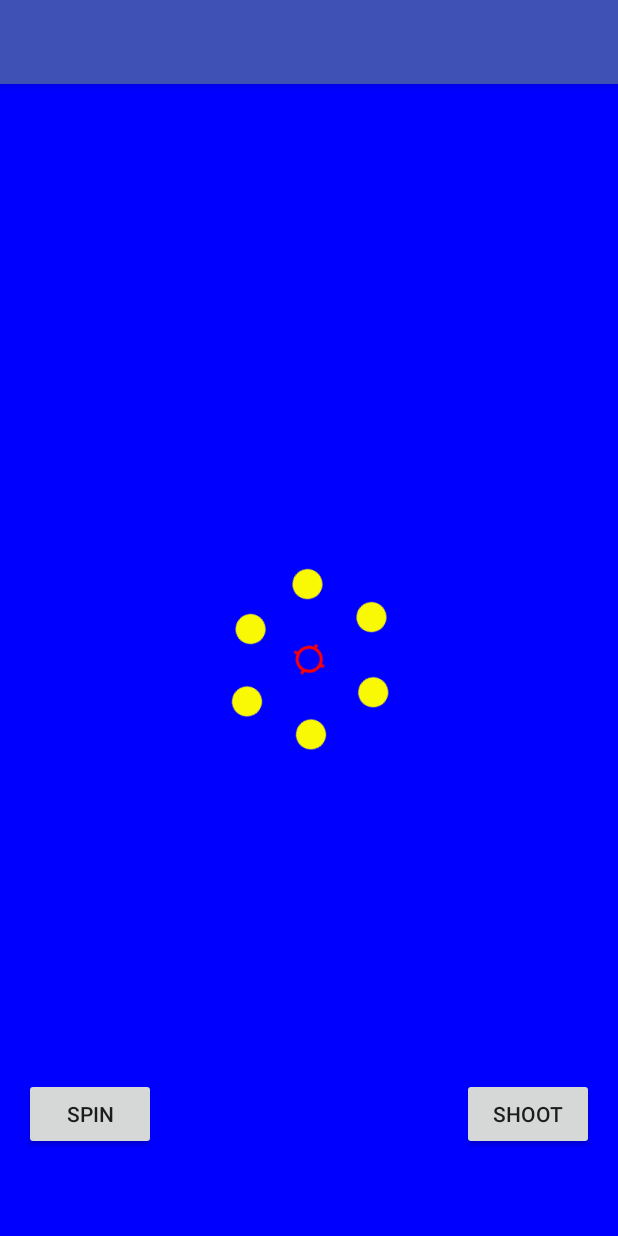
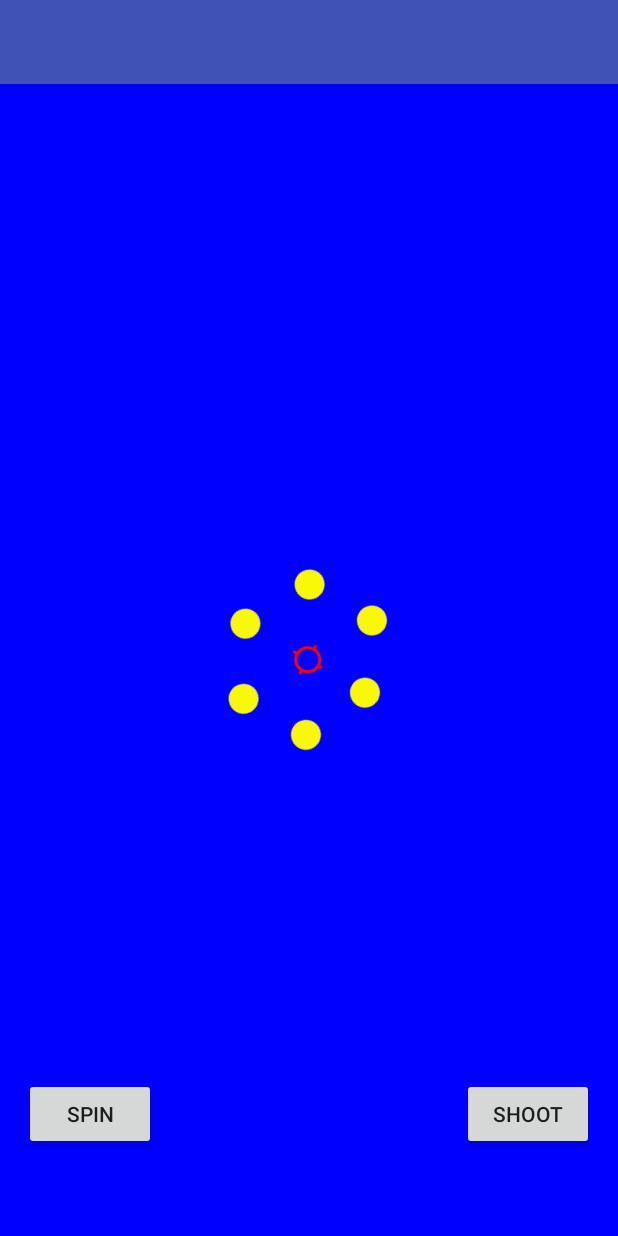
Before and after one commit to mrtmmn/RussianRoulette, an Android app: the screen it shows after launch (MainActivity), after a tap on "SPIN", on a phone screen of 412 x 824 dp. Run offline under Robolectric (Android 15) with nearby library versions, the phone set to English and light mode, and no system bars; 3 statements that could not run were skipped.

```diff
--- a/app/src/main/java/com/ericksen/christian/russianroulette/MainActivity.java
+++ b/app/src/main/java/com/ericksen/christian/russianroulette/MainActivity.java
@@ -1,18 +1,11 @@
 package com.ericksen.christian.russianroulette;
 
-import android.animation.Animator;
-import android.animation.AnimatorInflater;
 import android.animation.ObjectAnimator;
-import android.animation.PropertyValuesHolder;
-import android.animation.ValueAnimator;
+import android.graphics.Rect;
 import android.os.Bundle;
 import android.support.v7.app.AppCompatActivity;
 import android.util.Log;
 import android.view.View;
-import android.view.animation.Animation;
-import android.view.animation.DecelerateInterpolator;
-import android.view.animation.LinearInterpolator;
-import android.view.animation.RotateAnimation;
 import android.widget.Button;
 import android.widget.ImageView;
 import android.widget.RelativeLayout;
@@ -40,13 +33,19 @@ public class MainActivity extends AppCompatActivity {
 
     int ranIntToDetermineRotation;
     int temp = 0;
-    int [] imageViewCenterCoordinates = new int [2];
-    int [] relativeLayoutCoordinates = new int [2];
+
+    int [] iVCCOnScreen = new int [2];
+    int [] iVCCInWindow = new int [2];
+
+    int [] rLCOnScreen = new int [2];
+    int [] rLCInWindow = new int [2];
 
     @Override
     protected void onCreate(Bundle savedInstanceState) {
         super.onCreate(savedInstanceState);
         setContentView(R.layout.activity_main);
+
+        relativeLayoutCylinder = (RelativeLayout) findViewById(R.id.relative_layout_cylinder);
 
         imageViewChamber1 = (ImageView) findViewById(R.id.chamber1);
         imageViewChamber2 = (ImageView) findViewById(R.id.chamber2);
@@ -56,25 +55,7 @@ public class MainActivity extends AppCompatActivity {
         imageViewChamber6 = (ImageView) findViewById(R.id.chamber6);
         imageViewCenter = (ImageView) findViewById(R.id.center);
 
-        if (imageViewCenter != null) {
-            imageViewCenter.getLocationOnScreen(imageViewCenterCoordinates);
-            Log.d("imageViewCenterCoord", "onCreate: " + Arrays.toString(imageViewCenterCoordinates));
-            //should have a (1/2x, 1/2y) values in comparison to the relative layout
-            //window vs. screen => I think screen would be more constant and somehow related to the pixel dimensions
-        }
-
-        buttonForShooting = (Button) findViewById(R.id.shoot);
         buttonForSpinning = (Button) findViewById(R.id.spin);
-
-        relativeLayoutCylinder = (RelativeLayout) findViewById(R.id.relative_layout_cylinder);
-        if (relativeLayoutCylinder != null) {
-            relativeLayoutCylinder.getLocationOnScreen(relativeLayoutCoordinates);
-            //imageViewCenter should have the following coordinates (.5x, .5y) if relativeLayoutCylinder is (x, y)
-            //so whichever imageViewChamber is on top after the animation stops will be (~.7x, .5y) ->
-            //so I just have to look for whichever imageview has the exact same y value but a greater x value
-            Log.d("relativeLayoutCoord", "onCreate: " + Arrays.toString(relativeLayoutCoordinates));
-        }
-
         buttonForSpinning.setOnClickListener(new View.OnClickListener() {
             @Override
             public void onClick(View v) {
@@ -82,14 +63,12 @@ public class MainActivity extends AppCompatActivity {
                 randomIntForRotation();
                 Log.d("jiggery-pokery-onclick", "ranIntToDetermineRotation: " + ranIntToDetermineRotation);
 
-                PropertyValuesHolder rotationX = PropertyValuesHolder.ofFloat(View.ROTATION, temp, ranIntToDetermineRotation);
-                PropertyValuesHolder rotationY = PropertyValuesHolder.ofFloat(View.ROTATION, temp, ranIntToDetermineRotation);
-
                 ObjectAnimator rotateBarrel =
-                        ObjectAnimator.ofPropertyValuesHolder(relativeLayoutCylinder, rotationX, rotationY);
-                rotateBarrel.setDuration(5000);
+                        ObjectAnimator.ofFloat(relativeLayoutCylinder, View.ROTATION, ranIntToDetermineRotation);
                 rotateBarrel.start();
                 // Spin the button around in a full circle
+
+                Log.d("ranInt_rotation", "onClick: " + ranIntToDetermineRotation);
 
                 //Now I need to add an onAnimationListener so to be able to add a crescendo in the beginning
                 //and a decrescendo at the end in terms of speed so to mimick the force of gravity
@@ -102,9 +81,43 @@ public class MainActivity extends AppCompatActivity {
                 Log.d("temp_variable_switch", "onClick: " + temp);
                 //add animation that takes ranIntToDetermineRotation as a value for transformation
 
+                if (imageViewCenter != null) {
+
+                    imageViewCenter.getLocationOnScreen(iVCCOnScreen);
+                    Log.d("iVCCOnScreen", "onCreate: " + Arrays.toString(iVCCOnScreen));
+                    //should have a (1/2x, 1/2y) values in comparison to the relative layout
+                    //window vs. screen => I think screen would be more constant and somehow related to the pixel dimensions
+
+                    imageViewCenter.getLocationInWindow(iVCCInWindow);
+                    Log.d("iVCCInWindow", "onCreate: " + Arrays.toString(iVCCInWindow));
+
+                }
+
+                if (relativeLayoutCylinder != null) {
+                    relativeLayoutCylinder.getLocationOnScreen(rLCOnScreen);
+                    //imageViewCenter should have the following coordinates (.5x, .5y) if relativeLayoutCylinder is (x, y)
+                    //so whichever imageViewChamber is on top after the animation stops will be (~.7x, .5y) ->
+                    //so I just have to look for whichever imageview has the exact same y value but a greater x value
+                    Log.d("rLCOnScreen", "onCreate: " + Arrays.toString(rLCOnScreen));
+
+                    relativeLayoutCylinder.getLocationInWindow(rLCInWindow);
+                    Log.d("rLCInWindow", "onCreate: " + Arrays.toString(rLCInWindow));
+
+                    Rect rect = relativeLayoutCylinder.getClipBounds();
+                    int rectX = rect.centerX();
+                    int rectY = rect.centerY();
+                    String rectIntersect = rect.toString();
+
+                    Log.d("rectX", "CenterX: " + rectX);
+                    Log.d("rectY", "CenterY: " + rectY);
+                    Log.d("rectIntersect", "toString: " + rectIntersect);
+
+                }
+
             }
         });
 
+        buttonForShooting = (Button) findViewById(R.id.shoot);
         buttonForShooting.setOnClickListener(new View.OnClickListener() {
             @Override
             public void onClick(View v) {
@@ -206,6 +219,18 @@ public class MainActivity extends AppCompatActivity {
 
 
 
+//                PropertyValuesHolder rotationX = PropertyValuesHolder.ofFloat(View.ROTATION, temp, ranIntToDetermineRotation);
+//                PropertyValuesHolder rotationY = PropertyValuesHolder.ofFloat(View.ROTATION, temp, ranIntToDetermineRotation);
+//
+//                ObjectAnimator rotateBarrel =
+//                        ObjectAnimator.ofPropertyValuesHolder(relativeLayoutCylinder, rotationX, rotationY);
+//                rotateBarrel.setDuration(1000);
+//                rotateBarrel.start();
+
+
+//                ObjectAnimator rotateBarrel =
+//                        ObjectAnimator.ofFloat(relativeLayoutCylinder, View.ROTATION, Math.abs(temp), Math.abs(ranIntToDetermineRotation));
+//                rotateBarrel.start();
 
 
 
```
